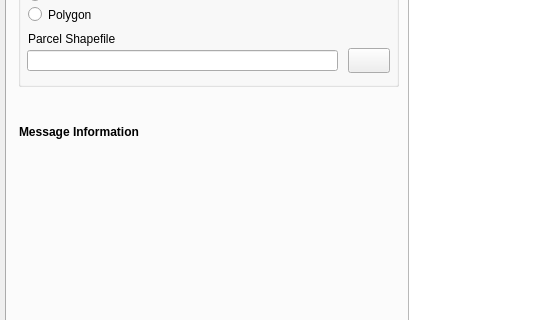
teamlm2/lm2_mgis, file view/PlanCaseDialog.ui: the form before one commit; both pictures show x 0 to 537 and y 147 to 467 of the 785 by 559 pixel window.
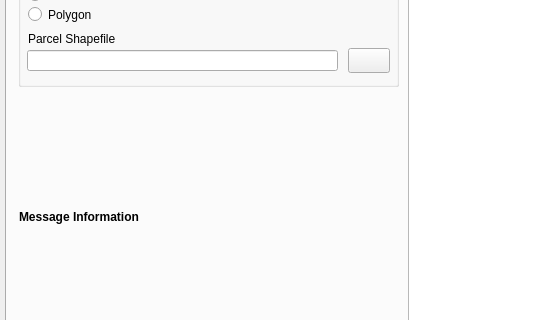
The form after the commit. Icons and pictures are not drawn.

Patch:
```diff
--- a/view/PlanCaseDialog.ui
+++ b/view/PlanCaseDialog.ui
@@ -923,7 +923,7 @@
        <x>12</x>
        <y>150</y>
        <width>377</width>
-       <height>71</height>
+       <height>241</height>
       </rect>
      </property>
      <property name="font">
```
